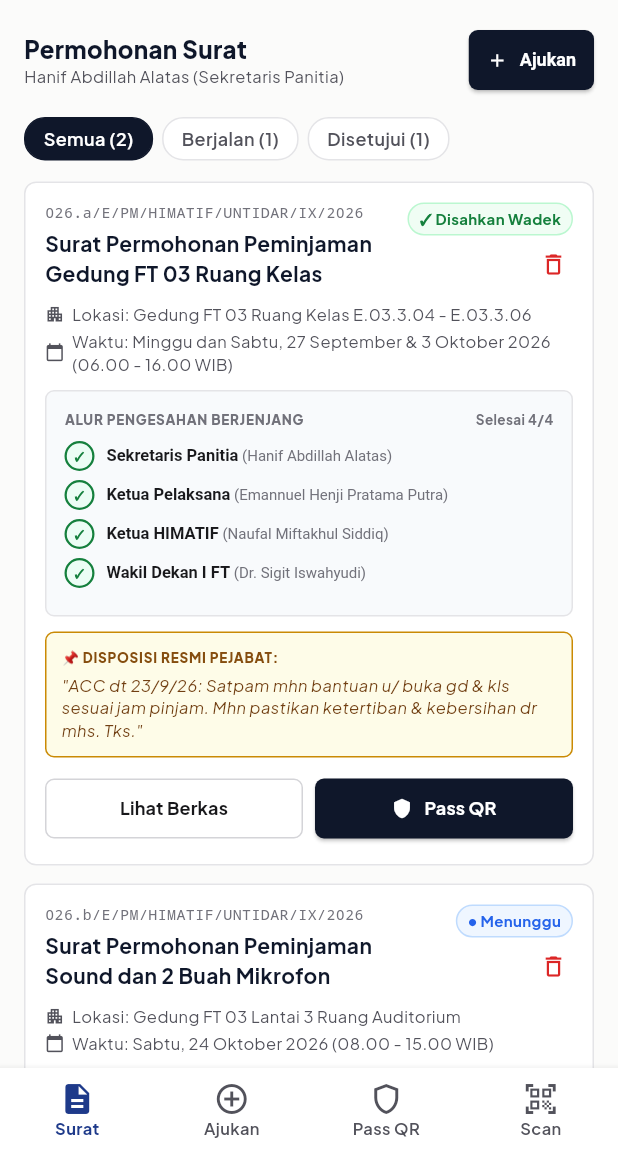
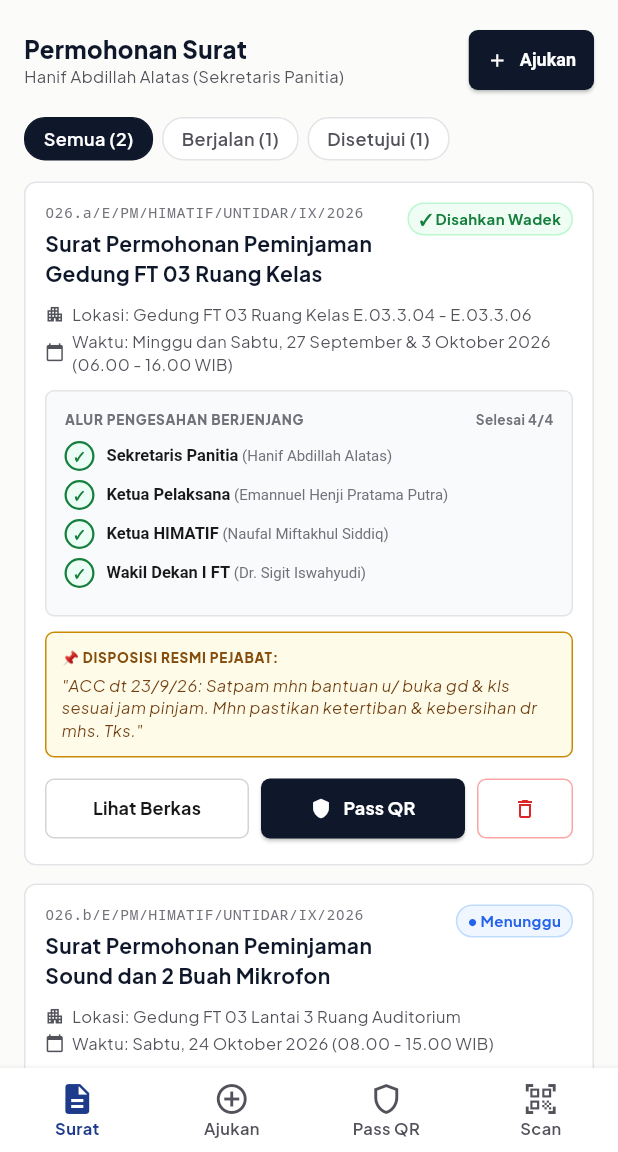
Before and after one commit to ilyasaa2/ValidIn, a Flutter app: the screen it shows after launch, on a phone screen of 412 x 824 dp, the part 84-1236 px from its top. Run offline on Flutter 3.47's test engine with Material 3 defaults, Android fonts, the phone set to English and light mode, and no system bars; our stand-ins replace dio, google_fonts, qr_flutter.

Commit message:
feat(mobile): perjelas tombol hapus berkas pada kartu surat dan panel aksi lembar review

```diff
--- a/mobile/lib/main.dart
+++ b/mobile/lib/main.dart
@@ -464,22 +464,7 @@ class _LetterCard extends StatelessWidget {
                   ),
                 ),
                 const SizedBox(width: 8),
-                Column(
-                  crossAxisAlignment: CrossAxisAlignment.end,
-                  children: [
-                    _StatusBadge(doc.status),
-                    const SizedBox(height: 6),
-                    InkWell(
-                      onTap: () => _confirmDelete(context),
-                      borderRadius: BorderRadius.circular(4),
-                      child: const Padding(
-                        padding: EdgeInsets.all(4),
-                        child: Icon(Icons.delete_outline,
-                            size: 18, color: Color(0xFFDC2626)),
-                      ),
-                    ),
-                  ],
-                ),
+                _StatusBadge(doc.status),
               ],
             ),
             const SizedBox(height: 10),
@@ -600,6 +585,20 @@ class _LetterCard extends StatelessWidget {
                                     fontSize: 12, fontWeight: FontWeight.w700)),
                           ),
                         ),
+                ),
+                const SizedBox(width: 8),
+                OutlinedButton(
+                  onPressed: () => _confirmDelete(context),
+                  style: OutlinedButton.styleFrom(
+                    foregroundColor: const Color(0xFFDC2626),
+                    side: const BorderSide(color: Color(0xFFFCA5A5)),
+                    padding:
+                        const EdgeInsets.symmetric(horizontal: 10, vertical: 8),
+                    shape: RoundedRectangleBorder(
+                        borderRadius: BorderRadius.circular(6)),
+                  ),
+                  child: const Icon(Icons.delete_outline,
+                      size: 16, color: Color(0xFFDC2626)),
                 ),
               ],
             ),
```
Also changed, not shown: mobile/lib/screens/review_screen.dart (+23 -0 lines).
